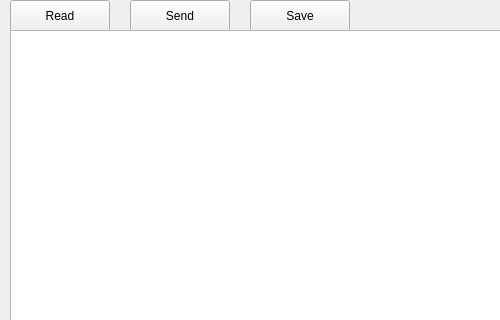
Above: Widgets/parameterform.ui from hegoku/DroneControlCenter before the change; both pictures show x 0 to 500 and y 0 to 320 of the 894 by 603 pixel window. Below: the same form after it.
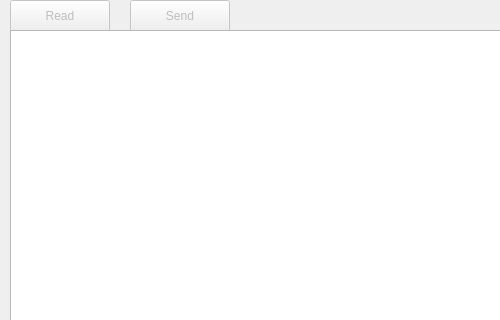
That is the form after the change.

```diff
--- a/Widgets/parameterform.ui
+++ b/Widgets/parameterform.ui
@@ -14,6 +14,9 @@
    <string>Form</string>
   </property>
   <widget class="QPushButton" name="readBtn">
+   <property name="enabled">
+    <bool>false</bool>
+   </property>
    <property name="geometry">
     <rect>
      <x>10</x>
@@ -27,6 +30,9 @@
    </property>
   </widget>
   <widget class="QPushButton" name="sendBtn">
+   <property name="enabled">
+    <bool>false</bool>
+   </property>
    <property name="geometry">
     <rect>
      <x>130</x>
@@ -39,19 +45,6 @@
     <string>Send</string>
    </property>
   </widget>
-  <widget class="QPushButton" name="saveBtn">
-   <property name="geometry">
-    <rect>
-     <x>250</x>
-     <y>0</y>
-     <width>100</width>
-     <height>32</height>
-    </rect>
-   </property>
-   <property name="text">
-    <string>Save</string>
-   </property>
-  </widget>
   <widget class="QTableView" name="tableView">
    <property name="geometry">
     <rect>
```
